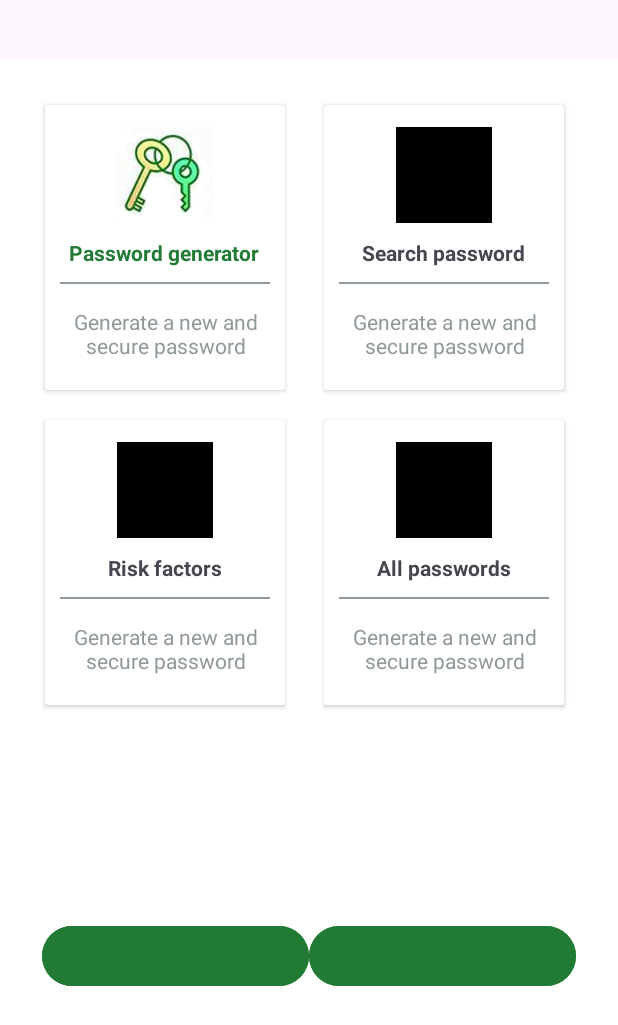
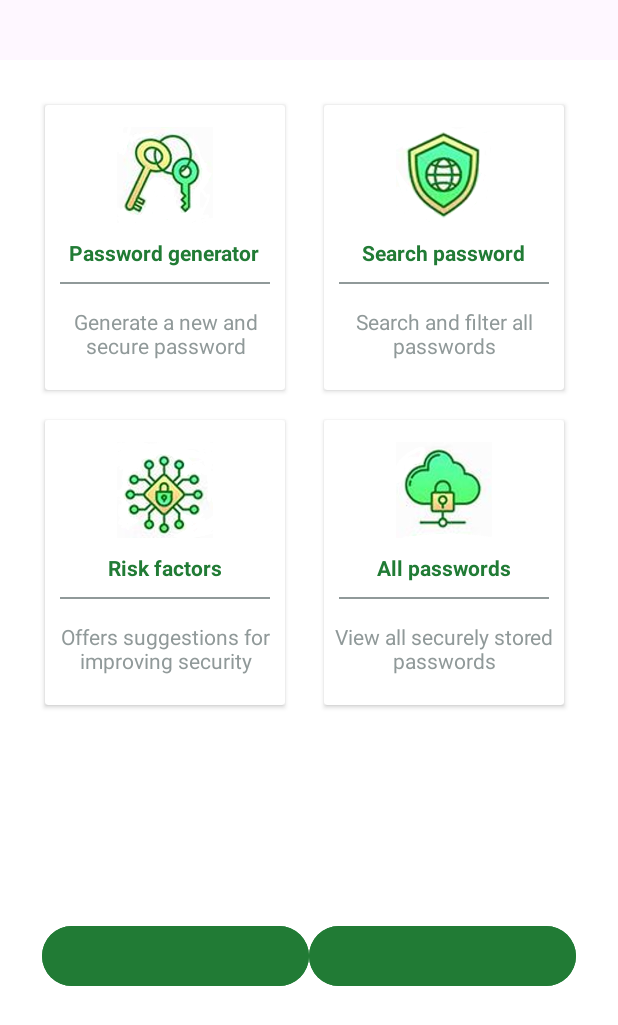
Before and after one commit to Marys-Hub/PasswordManager, an Android app: the HomePage screen opened directly, with no data from a screen before it, on a phone screen of 412 x 824 dp. Shown: the top 1025 px of the screen. Run offline under Robolectric (Android 15) with nearby library versions, the phone set to English and light mode, and no system bars.

Commit message:
search password, first step

```diff
--- a/app/build.gradle.kts
+++ b/app/build.gradle.kts
@@ -36,7 +36,8 @@ android {
 }
 
 dependencies {
-
+    implementation(platform("com.google.firebase:firebase-bom:32.6.0"))
+    implementation("com.google.firebase:firebase-firestore:24.9.1")
     implementation("androidx.appcompat:appcompat:1.6.1")
     implementation("com.google.android.material:material:1.10.0")
     implementation("androidx.constraintlayout:constraintlayout:2.1.4")
--- a/app/src/main/AndroidManifest.xml
+++ b/app/src/main/AndroidManifest.xml
@@ -15,6 +15,11 @@
         <activity
             android:name=".activities.EmailverificationActivity"
             android:exported="false" />
+        <activity
+            android:name=".activities.SearchPassActivity"
+            android:exported="false"
+            android:label="@string/title_activity_search_pass"
+            android:theme="@style/Theme.PasswordManager" />
         <activity
             android:name=".activities.PassGenActivity"
             android:exported="false" />
--- a/app/src/main/java/com/example/passwordmanager/activities/HomePage.java
+++ b/app/src/main/java/com/example/passwordmanager/activities/HomePage.java
@@ -2,7 +2,6 @@ package com.example.passwordmanager.activities;
 
 import android.content.Intent;
 import android.os.Bundle;
-import android.view.View;
 import android.widget.LinearLayout;
 
 import com.example.passwordmanager.R;
@@ -16,12 +15,15 @@ public class HomePage extends AppCompatActivity {
         setContentView(R.layout.activity_home_page);
 
         LinearLayout linearLayout1 = findViewById(R.id.passGen);
-        linearLayout1.setOnClickListener(new View.OnClickListener() {
-            @Override
-            public void onClick(View v) {
-                Intent intent = new Intent(HomePage.this, PassGenActivity.class);
-                startActivity(intent);
-            }
+        linearLayout1.setOnClickListener(v -> {
+            Intent intent = new Intent(HomePage.this, PassGenActivity.class);
+            startActivity(intent);
+        });
+
+        LinearLayout linearLayout2 = findViewById(R.id.searchPass);
+        linearLayout2.setOnClickListener(v -> {
+            Intent intent = new Intent(HomePage.this, SearchPassActivity.class);
+            startActivity(intent);
         });
     }
 }
--- a/app/src/main/java/com/example/passwordmanager/activities/PassGenActivity.java
+++ b/app/src/main/java/com/example/passwordmanager/activities/PassGenActivity.java
@@ -2,6 +2,7 @@ package com.example.passwordmanager.activities;
 
 import androidx.appcompat.app.AppCompatActivity;
 
+import android.annotation.SuppressLint;
 import android.content.ClipData;
 import android.content.ClipboardManager;
 import android.content.Context;
@@ -17,7 +18,6 @@ import com.example.passwordmanager.R;
 import com.example.passwordmanager.features.PasswordGenerator;
 import com.example.passwordmanager.features.LowerCase;
 import com.example.passwordmanager.features.Numeric;
-import com.example.passwordmanager.features.LowerCase;
 import com.example.passwordmanager.features.SpecialChar;
 import com.example.passwordmanager.features.UpperCase;
 
@@ -38,6 +38,7 @@ public class PassGenActivity extends AppCompatActivity {
         clickListeners();
     }
 
+    @SuppressLint("SetTextI18n")
     private void clickListeners() {
         btnGenerate.setOnClickListener(view -> {
             int passwordSize = Integer.parseInt(editPasswordSize.getText().toString());
--- a/app/src/main/java/com/example/passwordmanager/features/LowerCase.java
+++ b/app/src/main/java/com/example/passwordmanager/features/LowerCase.java
@@ -7,6 +7,6 @@ public class LowerCase extends PasswordGenerator {
     public String Char() {
         Random r = new Random();
         int nr = r.nextInt(26) + 'a';
-        return String.valueOf(Character.toString((char) nr));
+        return Character.toString((char) nr);
     }
 }
--- a/app/src/main/java/com/example/passwordmanager/features/UpperCase.java
+++ b/app/src/main/java/com/example/passwordmanager/features/UpperCase.java
@@ -7,6 +7,6 @@ public class UpperCase extends PasswordGenerator {
     public String Char() {
         Random r = new Random();
         int nr = r.nextInt(26) + 'A';
-        return String.valueOf(Character.toString((char) nr));
+        return Character.toString((char) nr);
     }
 }
--- a/app/src/main/res/layout/activity_home_page.xml
+++ b/app/src/main/res/layout/activity_home_page.xml
@@ -62,6 +62,7 @@
                 android:layout_height="190dp"
                 android:layout_margin="10dp">
                 <LinearLayout
+                    android:id="@+id/searchPass"
                     android:layout_width="match_parent"
                     android:layout_height="match_parent"
                     android:orientation="vertical"
@@ -69,14 +70,15 @@
                     <ImageView
                         android:layout_width="64dp"
                         android:layout_height="64dp"
-                        android:background="@color/black"
+                        android:background="@drawable/search_pass"
                         android:padding="10dp"/>
                     <TextView
                         android:layout_width="wrap_content"
                         android:layout_height="wrap_content"
                         android:textStyle="bold"
+                        android:textColor="#217B35"
                         android:layout_marginTop="10dp"
-                        android:text="Search password"/>
+                        android:text="@string/search_password"/>
                     <View
                         android:layout_width="match_parent"
                         android:layout_height="1dp"
@@ -86,7 +88,7 @@
                         android:layout_width="wrap_content"
                         android:layout_height="wrap_content"
                         android:gravity="center"
-                        android:text="Generate a new and secure password"
+                        android:text="@string/search_and_filter_all_passwords"
                         android:padding="5dp"
                         android:textColor="#909999"/>
                 </LinearLayout>
@@ -112,14 +114,15 @@
                 <ImageView
                     android:layout_width="64dp"
                     android:layout_height="64dp"
-                    android:background="@color/black"
+                    android:background="@drawable/risk_factors"
                     android:padding="10dp"/>
                 <TextView
                     android:layout_width="wrap_content"
                     android:layout_height="wrap_content"
                     android:textStyle="bold"
+                    android:textColor="#217B35"
                     android:layout_marginTop="10dp"
-                    android:text="Risk factors"/>
+                    android:text="@string/risk_factors"/>
                 <View
                     android:layout_width="match_parent"
                     android:layout_height="1dp"
@@ -129,7 +132,7 @@
                     android:layout_width="wrap_content"
                     android:layout_height="wrap_content"
                     android:gravity="center"
-                    android:text="Generate a new and secure password"
+                    android:text="@string/offers_suggestions_for_improving_security"
                     android:padding="5dp"
                     android:textColor="#909999"/>
             </LinearLayout>
@@ -149,17 +152,20 @@
                     android:layout_height="match_parent"
                     android:orientation="vertical"
                     android:gravity="center">
+
                     <ImageView
                         android:layout_width="64dp"
                         android:layout_height="64dp"
-                        android:background="@color/black"
-                        android:padding="10dp"/>
+                        android:background="@drawable/all_pwds"
+                        android:padding="10dp" />
+
                     <TextView
                         android:layout_width="wrap_content"
                         android:layout_height="wrap_content"
                         android:textStyle="bold"
+                        android:textColor="#217B35"
                         android:layout_marginTop="10dp"
-                        android:text="All passwords"/>
+                        android:text="@string/all_passwords"/>
                     <View
                         android:layout_width="match_parent"
                         android:layout_height="1dp"
@@ -169,7 +175,7 @@
                         android:layout_width="wrap_content"
                         android:layout_height="wrap_content"
                         android:gravity="center"
-                        android:text="Generate a new and secure password"
+                        android:text="View all securely stored passwords"
                         android:padding="5dp"
                         android:textColor="#909999"/>
                 </LinearLayout>
--- a/app/src/main/res/layout/activity_pass_gen.xml
+++ b/app/src/main/res/layout/activity_pass_gen.xml
@@ -43,7 +43,7 @@
                 android:textColor="@color/black" />
 
             <CheckBox
-                android:checked="false"
+                android:checked="true"
                 android:id="@+id/check_lower"
                 android:layout_width="match_parent"
                 android:layout_height="wrap_content"
--- a/app/src/main/res/values/strings.xml
+++ b/app/src/main/res/values/strings.xml
@@ -68,6 +68,11 @@
     <string name="sign_up">Sign Up</string>
     <string name="password_generator">Password generator</string>
     <string name="generate_a_new_and_secure_password">Generate a new and secure password</string>
-    <string name="back">Back</string>
+    <string name="search_password">Search password</string>
+    <string name="search_and_filter_all_passwords">Search and filter all passwords</string>
+    <string name="title_activity_search_pass">SearchPassActivity</string>
+    <string name="risk_factors">Risk factors</string>
+    <string name="offers_suggestions_for_improving_security">Offers suggestions for improving security</string>
     <string name="enter_code" />
+    <string name="all_passwords">All passwords</string>
 </resources>
```
Also changed, not shown: app/src/main/java/com/example/passwordmanager/activities/SearchPassActivity.java (added, +105 -0 lines), app/src/main/java/com/example/passwordmanager/features/Site.java (added, +27 -0 lines), app/src/main/res/layout/activity_search_pass.xml (added, +49 -0 lines), app/src/main/res/navigation/nav_graph2.xml (+11 -11 lines), app/src/main/res/drawable/all_pwds.png (added), app/src/main/res/drawable/risk_factors.png (added), app/src/main/res/drawable/search_pass.png (added).
